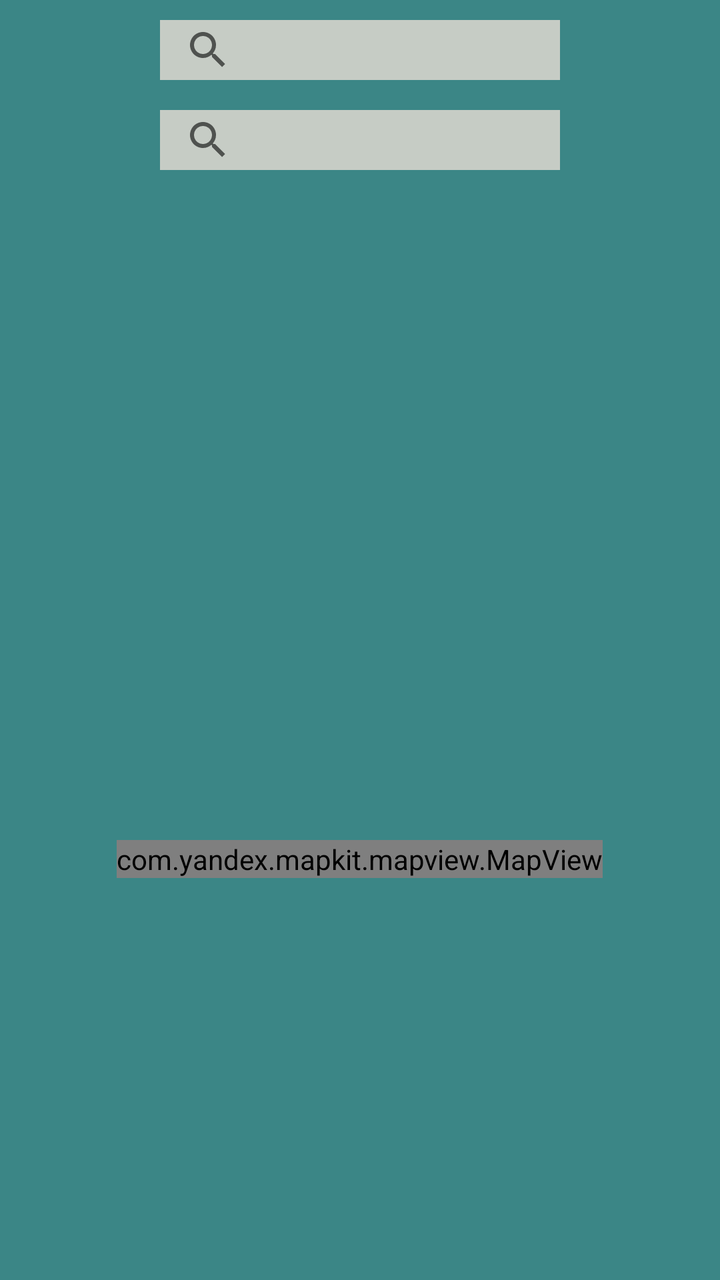
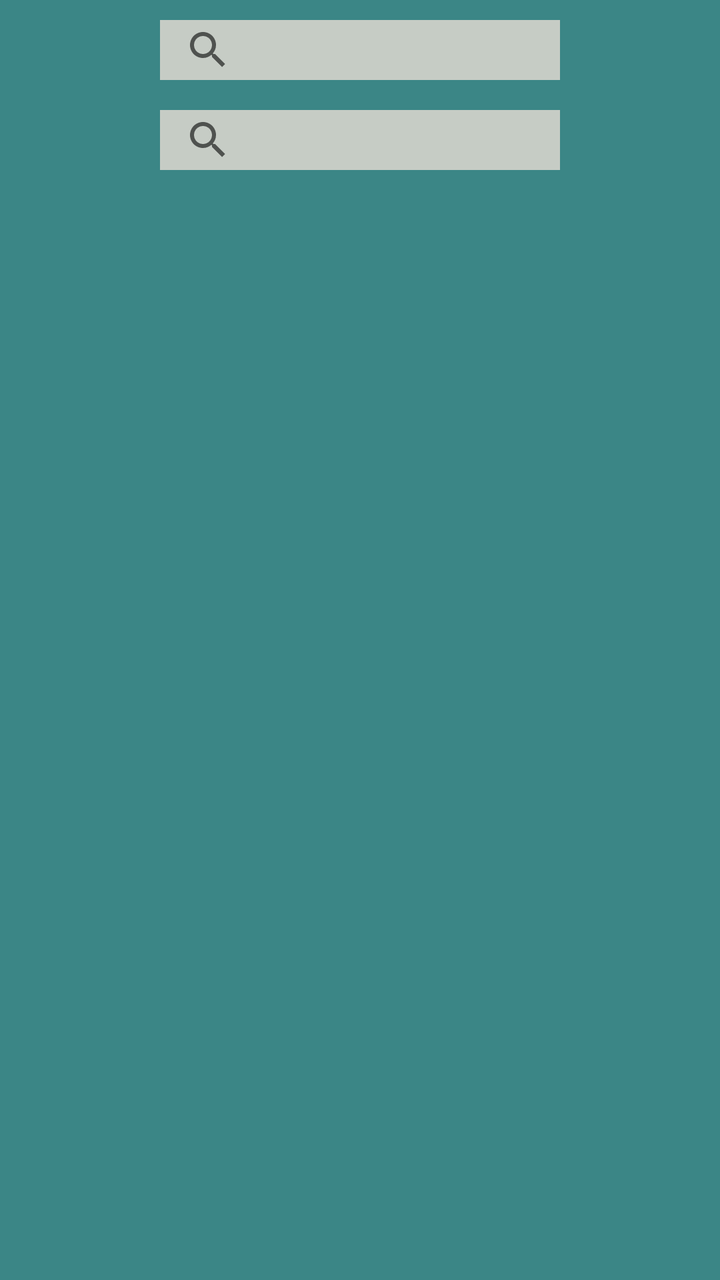

Compare the two renders of this Android layout. The source of the first and the diff that turns it into the second are given below.
<!-- AndroidManifest.xml: application theme Theme.LogReg -->
<!-- res/layout/activity_search.xml -->
<?xml version="1.0" encoding="utf-8"?>
<LinearLayout xmlns:android="http://schemas.android.com/apk/res/android"
    xmlns:tools="http://schemas.android.com/tools"
    android:layout_width="match_parent"
    android:layout_height="match_parent"
    xmlns:yandex="http://schemas.android.com/apk/res-auto"
    android:background="#3B8686"
    android:orientation="vertical"
    tools:context=".SearchActivityPassenger">

    <SearchView
        android:id="@+id/start_adress"
        android:layout_width="200dp"
        android:layout_height="30dp"
        android:layout_gravity="center_horizontal"
        android:layout_marginTop="10dp"
        android:background="#C6CCC5"
        android:hint="Первый пункт"
        android:textSize="25dp"
        android:textStyle="bold"/>

    <SearchView
        android:id="@+id/end_adress"
        android:layout_width="200dp"
        android:layout_height="30dp"
        android:layout_gravity="center_horizontal"
        android:layout_marginVertical="15dp"
        android:background="#C6CCC5"
        android:hint="Второй пункт"
        android:textSize="25dp"
        android:textStyle="bold"/>
    <ListView
        android:id="@+id/cities_list_view"
        android:layout_width="match_parent"
        android:layout_height="300dp"/>
    <com.yandex.mapkit.mapview.MapView
        android:apiKey="fa9570da-773b-45e9-92f1-54a4175b5e6e"
        android:id="@+id/map_yandex"
        android:layout_marginTop="20dp"
        android:layout_gravity="center_horizontal"
        android:layout_width="wrap_content"
        android:layout_height="wrap_content"/>
</LinearLayout>
<!-- resources referenced by this layout -->
<resources>
  <style name="Theme.LogReg" parent="Theme.MaterialComponents.DayNight.NoActionBar">
          
          <item name="colorPrimary">@color/purple_500</item>
          <item name="colorPrimaryVariant">@color/purple_700</item>
          <item name="colorOnPrimary">@color/white</item>
          
          <item name="colorSecondary">@color/teal_200</item>
          <item name="colorSecondaryVariant">@color/teal_700</item>
          <item name="colorOnSecondary">@color/black</item>
          
          <item name="android:statusBarColor">#3B8686</item>
          
      </style>
  <color name="purple_500">#FF6200EE</color>
  <color name="purple_700">#FF3700B3</color>
  <color name="white">#FFFFFFFF</color>
  <color name="teal_200">#FF03DAC5</color>
  <color name="teal_700">#FF018786</color>
  <color name="black">#FF000000</color>
</resources>

<!-- the commit's change to res/layout/activity_search.xml (unified diff, before → after) -->
@@ -33,11 +33,4 @@
         android:id="@+id/cities_list_view"
         android:layout_width="match_parent"
         android:layout_height="300dp"/>
-    <com.yandex.mapkit.mapview.MapView
-        android:apiKey="fa9570da-773b-45e9-92f1-54a4175b5e6e"
-        android:id="@+id/map_yandex"
-        android:layout_marginTop="20dp"
-        android:layout_gravity="center_horizontal"
-        android:layout_width="wrap_content"
-        android:layout_height="wrap_content"/>
 </LinearLayout>
